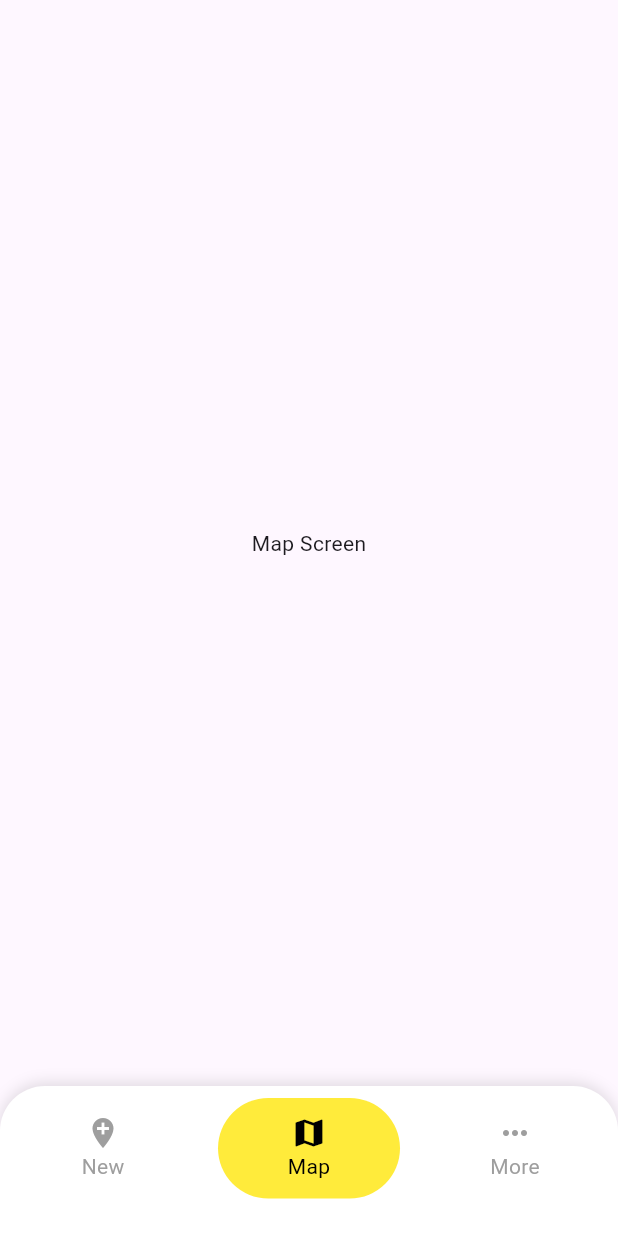
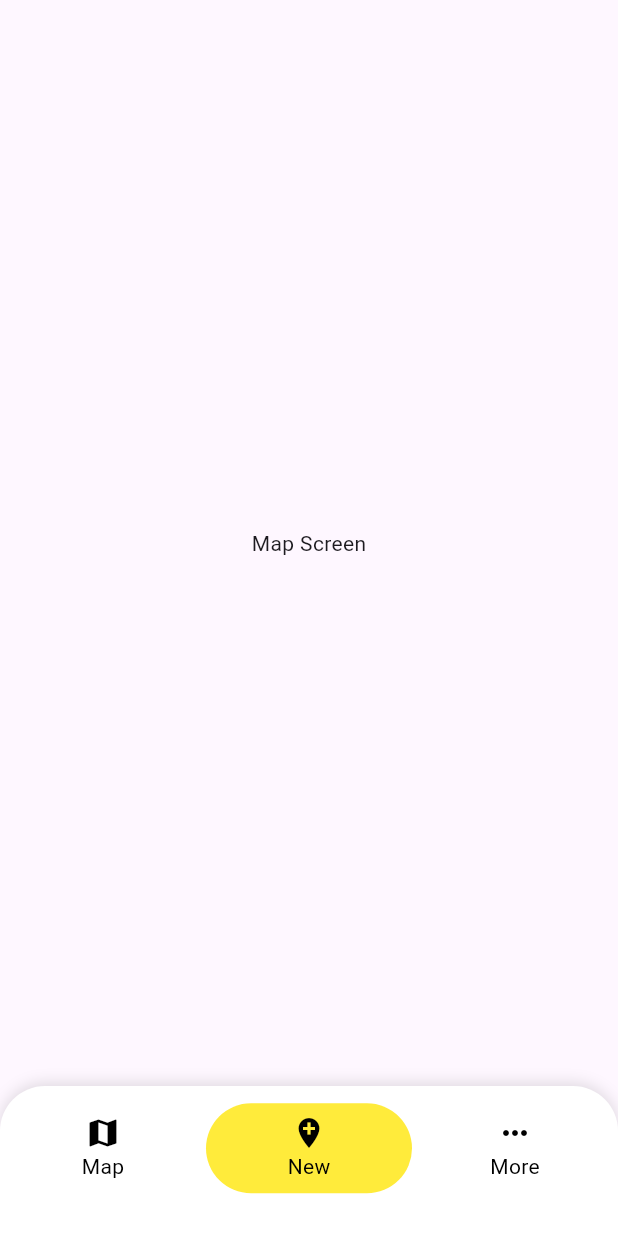
Before and after one commit to jhenselmann/trash_app, a Flutter app: the screen it shows after launch, item 2 of the bottom bar chosen, on a phone screen of 412 x 824 dp. Run offline on Flutter 3.47's test engine with Material 3 defaults, Android fonts, the phone set to English and light mode, and no system bars.

Commit message:
Navbar Animation

```diff
--- a/lib/main.dart
+++ b/lib/main.dart
@@ -57,11 +57,38 @@ class _MainScreenState extends State<MainScreen> {
             ),
           ],
         ),
-        child: Row(
+        child: Stack(
           children: [
-            _buildNavItem(icon: Icons.add_location, label: 'New', index: 0),
-            _buildNavItem(icon: Icons.map, label: 'Map', index: 1),
-            _buildNavItem(icon: Icons.more_horiz, label: 'More', index: 2),
+            // 1. Animierter Blob
+            AnimatedAlign(
+              alignment: _getAlignmentForIndex(_selectedIndex),
+              duration: const Duration(milliseconds: 1000),
+              curve: Curves.elasticOut,
+              child: LayoutBuilder(
+                builder: (context, constraints) {
+                  final double itemWidth = constraints.maxWidth / 3;
+
+                  return Container(
+                    width: itemWidth,
+                    height: 60,
+                    margin: const EdgeInsets.only(top: 8, bottom: 25),
+                    decoration: BoxDecoration(
+                      color: Colors.yellow,
+                      borderRadius: BorderRadius.circular(30),
+                    ),
+                  );
+                },
+              ),
+            ),
+
+            // 2. Row mit den eigentlichen Nav-Items
+            Row(
+              children: [
+                _buildNavItem(icon: Icons.map, label: 'Map', index: 0),
+                _buildNavItem(icon: Icons.add_location, label: 'New', index: 1),
+                _buildNavItem(icon: Icons.more_horiz, label: 'More', index: 2),
+              ],
+            ),
           ],
         ),
       ),
@@ -73,8 +100,6 @@ class _MainScreenState extends State<MainScreen> {
     required String label,
     required int index,
   }) {
-    final bool isSelected = _selectedIndex == index;
-
     return Expanded(
       child: GestureDetector(
         onTap: () {
@@ -84,25 +109,30 @@ class _MainScreenState extends State<MainScreen> {
         },
         child: Container(
           margin: const EdgeInsets.fromLTRB(8, 8, 8, 25),
-          decoration: BoxDecoration(
-            color: isSelected ? Colors.yellow : Colors.transparent,
-            borderRadius: BorderRadius.circular(50),
-          ),
+          decoration: BoxDecoration(borderRadius: BorderRadius.circular(50)),
           padding: const EdgeInsets.symmetric(vertical: 6, horizontal: 12),
           child: Column(
             mainAxisAlignment: MainAxisAlignment.center,
             children: [
-              Icon(icon, color: isSelected ? Colors.black : Colors.grey),
-              Text(
-                label,
-                style: TextStyle(
-                  color: isSelected ? Colors.black : Colors.grey,
-                ),
-              ),
+              Icon(icon, color: Colors.black),
+              Text(label, style: const TextStyle(color: Colors.black)),
             ],
           ),
         ),
       ),
     );
   }
+
+  Alignment _getAlignmentForIndex(int index) {
+    switch (index) {
+      case 0:
+        return Alignment(-1.0, 0.0); // ganz links
+      case 1:
+        return Alignment(0.0, 0.0); // Mitte
+      case 2:
+        return Alignment(1.0, 0.0); // ganz rechts
+      default:
+        return Alignment.center;
+    }
+  }
 }
```
